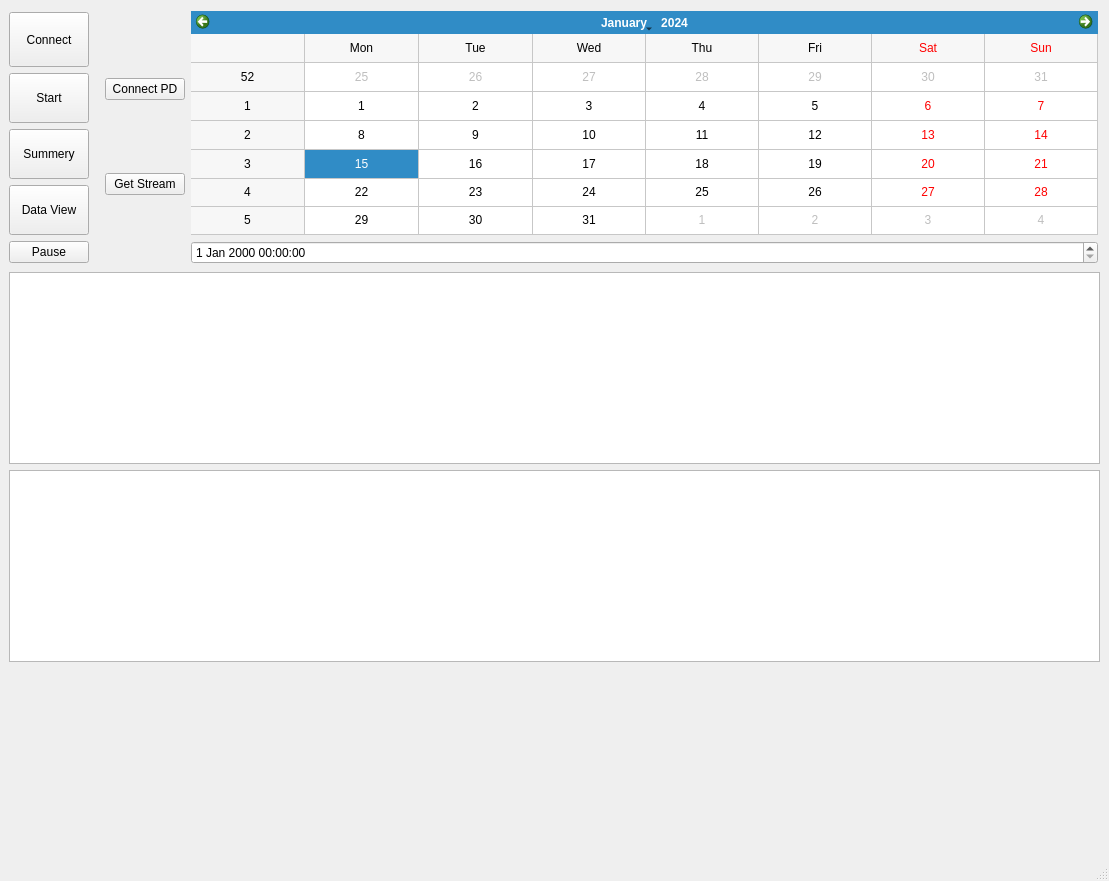
The window that Flowmeter_grblA/top.ui (jibonaronno/sanion_python_projects) describes before a commit, drawn with Qt 5.
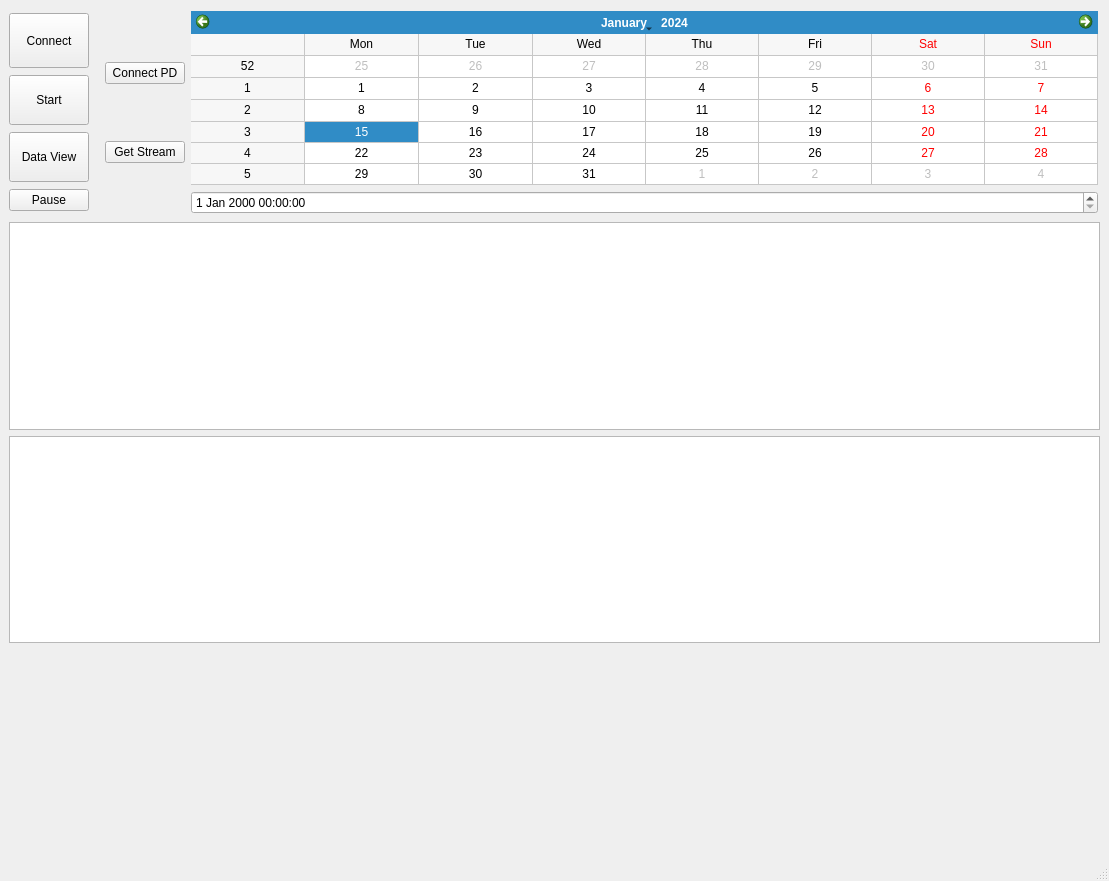
The same window after the commit.

Commit message: 1 Sept 25 Office

Diff of the .ui file:
```diff
--- a/Flowmeter_grblA/top.ui
+++ b/Flowmeter_grblA/top.ui
@@ -86,25 +86,6 @@
             </property>
            </widget>
           </item>
-          <item>
-           <widget class="QPushButton" name="btn3">
-            <property name="minimumSize">
-             <size>
-              <width>0</width>
-              <height>50</height>
-             </size>
-            </property>
-            <property name="maximumSize">
-             <size>
-              <width>200</width>
-              <height>16777215</height>
-             </size>
-            </property>
-            <property name="text">
-             <string>Summery</string>
-            </property>
-           </widget>
-          </item>
           <item>
            <widget class="QPushButton" name="btn4">
             <property name="minimumSize">
```
